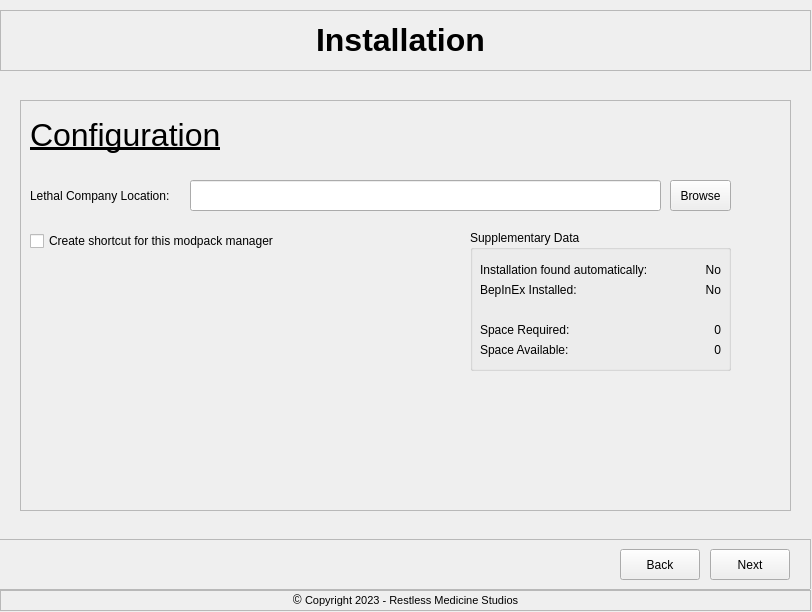
The window that src/mainwindow.ui (m-riley04/LethalCompanyModpackInstaller) describes before a commit, drawn with Qt 5.
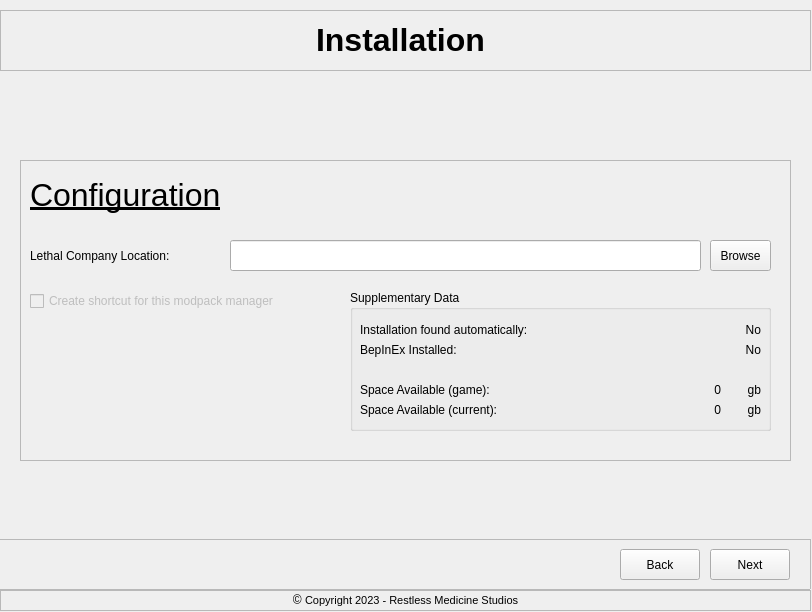
The same window after the commit. The open tabs and pages were chosen to show the change.

What changed in the file:
```diff
--- a/src/mainwindow.ui
+++ b/src/mainwindow.ui
@@ -261,9 +261,9 @@
         <property name="geometry">
          <rect>
           <x>20</x>
-          <y>20</y>
+          <y>80</y>
           <width>771</width>
-          <height>411</height>
+          <height>301</height>
          </rect>
         </property>
         <property name="frameShape">
@@ -290,7 +290,7 @@
           <rect>
            <x>10</x>
            <y>80</y>
-           <width>151</width>
+           <width>201</width>
            <height>31</height>
           </rect>
          </property>
@@ -301,7 +301,7 @@
         <widget class="QLineEdit" name="line_lethalCompanyLocation">
          <property name="geometry">
           <rect>
-           <x>170</x>
+           <x>210</x>
            <y>80</y>
            <width>471</width>
            <height>31</height>
@@ -311,7 +311,7 @@
         <widget class="QPushButton" name="btn_browseLethalCompanyLocation">
          <property name="geometry">
           <rect>
-           <x>650</x>
+           <x>690</x>
            <y>80</y>
            <width>61</width>
            <height>31</height>
@@ -324,9 +324,9 @@
         <widget class="QGroupBox" name="group_data">
          <property name="geometry">
           <rect>
-           <x>450</x>
+           <x>330</x>
            <y>130</y>
-           <width>261</width>
+           <width>421</width>
            <height>141</height>
           </rect>
          </property>
@@ -336,9 +336,9 @@
          <widget class="QLabel" name="label_spaceRequired">
           <property name="geometry">
            <rect>
-            <x>130</x>
+            <x>220</x>
             <y>90</y>
-            <width>121</width>
+            <width>151</width>
             <height>21</height>
            </rect>
           </property>
@@ -351,12 +351,12 @@
            <rect>
             <x>10</x>
             <y>110</y>
-            <width>91</width>
+            <width>201</width>
             <height>21</height>
            </rect>
           </property>
           <property name="text">
-           <string>&lt;html&gt;&lt;head/&gt;&lt;body&gt;&lt;p&gt;Space Available:&lt;/p&gt;&lt;/body&gt;&lt;/html&gt;</string>
+           <string>&lt;html&gt;&lt;head/&gt;&lt;body&gt;&lt;p&gt;Space Available (current):&lt;/p&gt;&lt;/body&gt;&lt;/html&gt;</string>
           </property>
          </widget>
          <widget class="QLabel" name="label_spaceRequiredStart">
@@ -364,20 +364,20 @@
            <rect>
             <x>10</x>
             <y>90</y>
-            <width>91</width>
+            <width>201</width>
             <height>21</height>
            </rect>
           </property>
           <property name="text">
-           <string>&lt;html&gt;&lt;head/&gt;&lt;body&gt;&lt;p&gt;Space Required:&lt;/p&gt;&lt;/body&gt;&lt;/html&gt;</string>
+           <string>&lt;html&gt;&lt;head/&gt;&lt;body&gt;&lt;p&gt;Space Available (game):&lt;/p&gt;&lt;/body&gt;&lt;/html&gt;</string>
           </property>
          </widget>
          <widget class="QLabel" name="label_spaceAvailable">
           <property name="geometry">
            <rect>
-            <x>130</x>
+            <x>220</x>
             <y>110</y>
-            <width>121</width>
+            <width>151</width>
             <height>21</height>
            </rect>
           </property>
@@ -388,9 +388,9 @@
          <widget class="QLabel" name="label_found">
           <property name="geometry">
            <rect>
-            <x>200</x>
+            <x>310</x>
             <y>30</y>
-            <width>51</width>
+            <width>101</width>
             <height>21</height>
            </rect>
           </property>
@@ -403,7 +403,7 @@
            <rect>
             <x>10</x>
             <y>30</y>
-            <width>181</width>
+            <width>231</width>
             <height>21</height>
            </rect>
           </property>
@@ -416,7 +416,7 @@
            <rect>
             <x>10</x>
             <y>50</y>
-            <width>181</width>
+            <width>231</width>
             <height>21</height>
            </rect>
           </property>
@@ -427,9 +427,9 @@
          <widget class="QLabel" name="label_bepinexFound">
           <property name="geometry">
            <rect>
-            <x>200</x>
+            <x>310</x>
             <y>50</y>
-            <width>51</width>
+            <width>101</width>
             <height>21</height>
            </rect>
           </property>
@@ -437,8 +437,37 @@
            <string>&lt;html&gt;&lt;head/&gt;&lt;body&gt;&lt;p align=&quot;right&quot;&gt;No&lt;/p&gt;&lt;/body&gt;&lt;/html&gt;</string>
           </property>
          </widget>
+         <widget class="QLabel" name="label_spaceAvailableGame_2">
+          <property name="geometry">
+           <rect>
+            <x>380</x>
+            <y>90</y>
+            <width>31</width>
+            <height>21</height>
+           </rect>
+          </property>
+          <property name="text">
+           <string>&lt;html&gt;&lt;head/&gt;&lt;body&gt;&lt;p align=&quot;right&quot;&gt;gb&lt;/p&gt;&lt;/body&gt;&lt;/html&gt;</string>
+          </property>
+         </widget>
+         <widget class="QLabel" name="label_spaceAvailableGame_3">
+          <property name="geometry">
+           <rect>
+            <x>380</x>
+            <y>110</y>
+            <width>31</width>
+            <height>21</height>
+           </rect>
+          </property>
+          <property name="text">
+           <string>&lt;html&gt;&lt;head/&gt;&lt;body&gt;&lt;p align=&quot;right&quot;&gt;gb&lt;/p&gt;&lt;/body&gt;&lt;/html&gt;</string>
+          </property>
+         </widget>
         </widget>
         <widget class="QCheckBox" name="checkbox_shortcut">
+         <property name="enabled">
+          <bool>false</bool>
+         </property>
          <property name="geometry">
           <rect>
            <x>10</x>
```
Left out of the diff: 71 changed lines with no effect on the pictures.
